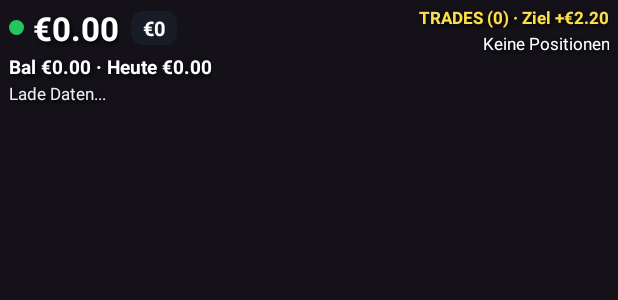
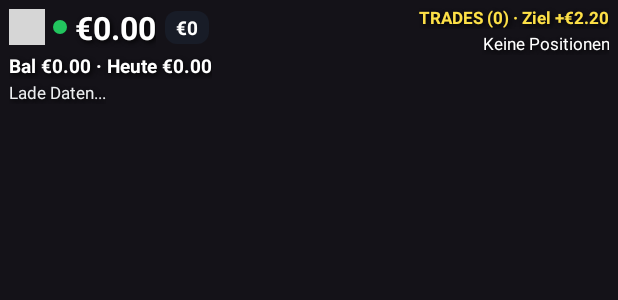
Before and after one commit to matthiasra/Terrifier-Widget, an Android app: the layout widget_terrifier.xml on its own in the app's theme, with its tools: preview values and no code run, on a phone screen of 412 x 824 dp. Shown: the top 300 px of the screen. Run offline under Robolectric (Android 15) with nearby library versions, the phone set to English and light mode, and no system bars; grey boxes are pictures that could not be loaded.

Commit message:
Update widget_terrifier.xml

```diff
--- a/app/src/main/res/layout/widget_terrifier.xml
+++ b/app/src/main/res/layout/widget_terrifier.xml
@@ -26,10 +26,17 @@
             android:gravity="center_vertical">
 
             <ImageView
+                android:id="@+id/iv_logo"
+                android:layout_width="24dp"
+                android:layout_height="24dp"
+                android:layout_marginEnd="5dp"
+                android:src="@drawable/ic_terrifier" />
+
+            <ImageView
                 android:id="@+id/iv_status_dot"
-                android:layout_width="10dp"
-                android:layout_height="10dp"
-                android:layout_marginEnd="6dp"
+                android:layout_width="9dp"
+                android:layout_height="9dp"
+                android:layout_marginEnd="5dp"
                 android:src="@drawable/dot_green" />
 
             <TextView
@@ -38,7 +45,7 @@
                 android:layout_height="wrap_content"
                 android:text="€0.00"
                 android:textColor="#FFFFFFFF"
-                android:textSize="22sp"
+                android:textSize="21sp"
                 android:textStyle="bold"
                 android:shadowColor="#E6000000"
                 android:shadowDx="1.5"
@@ -49,15 +56,15 @@
                 android:id="@+id/tv_pnl"
                 android:layout_width="wrap_content"
                 android:layout_height="wrap_content"
-                android:layout_marginStart="8dp"
-                android:paddingStart="8dp"
-                android:paddingEnd="8dp"
+                android:layout_marginStart="6dp"
+                android:paddingStart="7dp"
+                android:paddingEnd="7dp"
                 android:paddingTop="2dp"
                 android:paddingBottom="2dp"
                 android:background="@drawable/pill_neutral"
                 android:text="€0"
                 android:textColor="#FFFFFFFF"
-                android:textSize="13sp"
+                android:textSize="12.5sp"
                 android:textStyle="bold" />
         </LinearLayout>
 
```
